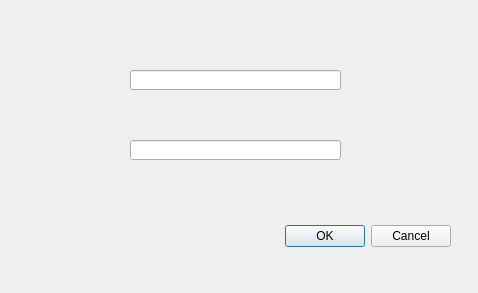
Qt form Transit/login.ui (Nqn7mi-mylove/NJUPT-ProgramWeek) before a commit.
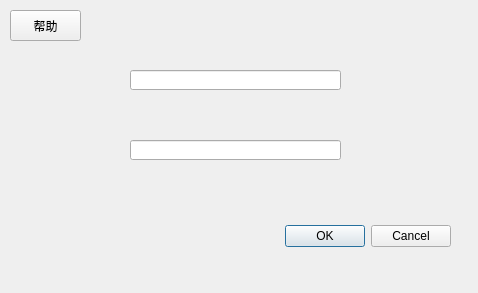
The same form after that commit.

```diff
--- a/Transit/login.ui
+++ b/Transit/login.ui
@@ -49,6 +49,19 @@
     </rect>
    </property>
   </widget>
+  <widget class="QPushButton" name="help">
+   <property name="geometry">
+    <rect>
+     <x>10</x>
+     <y>10</y>
+     <width>71</width>
+     <height>31</height>
+    </rect>
+   </property>
+   <property name="text">
+    <string>帮助</string>
+   </property>
+  </widget>
  </widget>
  <resources/>
  <connections>
```
Left out of the diff: 32 changed lines with no effect on the pictures.
